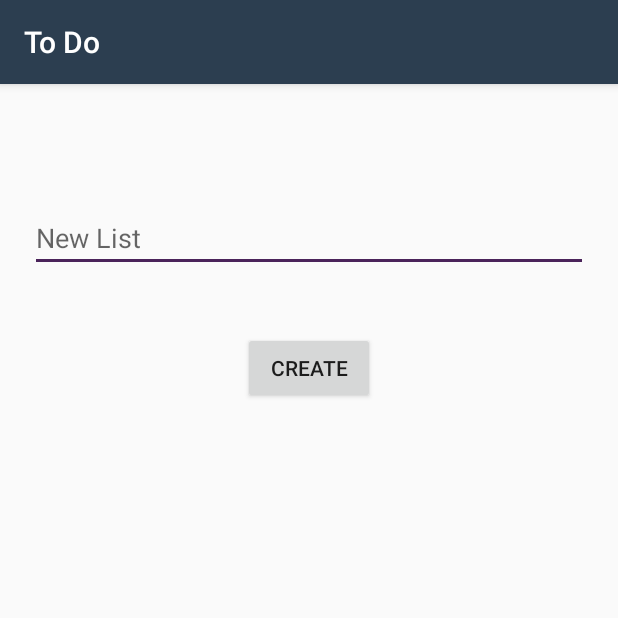
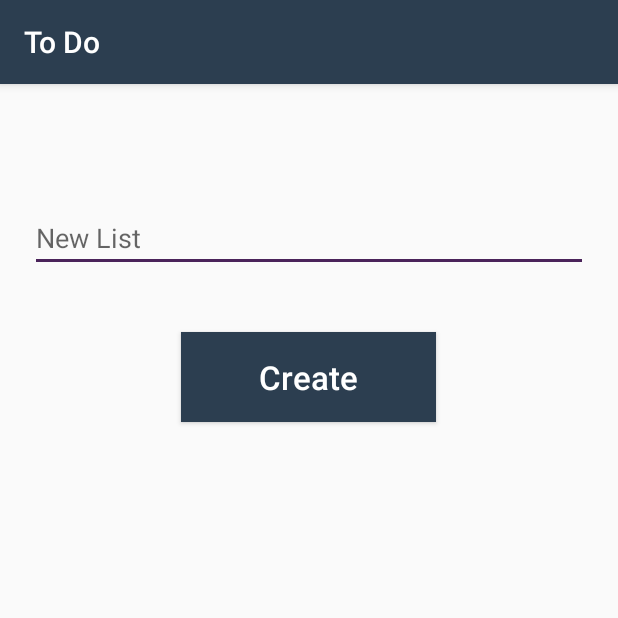
Before and after one commit to Emlay9/ToDoListApp, an Android app: the screen it shows after launch (AddListActivity), after a tap on "Add", on a phone screen of 412 x 824 dp, the top half of it. Run offline under Robolectric (Android 15) with nearby library versions, the phone set to English and light mode, and no system bars.

```diff
--- a/app/src/main/res/layout/activity_add_list.xml
+++ b/app/src/main/res/layout/activity_add_list.xml
@@ -16,9 +16,15 @@
 
     <Button
         android:id="@+id/create_list"
-        android:layout_width="wrap_content"
-        android:layout_height="wrap_content"
+        android:layout_width="170dp"
+        android:layout_height="60dp"
+        android:paddingLeft="30dp"
+        android:paddingRight="30dp"
+        android:textAllCaps="false"
         android:text="@string/create_new_list"
+        android:background="@color/colorPrimary"
+        android:textSize="22sp"
+        android:textColor="@color/whiteBackground"
         android:layout_gravity="center"/>
 
 </LinearLayout>
--- a/app/src/main/res/layout/custom_row_items.xml
+++ b/app/src/main/res/layout/custom_row_items.xml
@@ -42,7 +42,6 @@
         android:layout_toStartOf="@+id/complete_button"
         android:gravity="center_vertical"
         android:textColor="@color/colorPrimaryDark"
-
         android:textSize="14sp" />
 
     <ImageButton
--- a/app/src/main/res/menu/main_menu.xml
+++ b/app/src/main/res/menu/main_menu.xml
@@ -8,4 +8,7 @@
     <item
         android:id="@+id/menu_item_prefs"
         android:title="@string/prefs_menu_item" />
+    <item
+        android:id="@+id/menu_item_archive"
+        android:title="@string/archive_menu_item" />
 </menu>
--- a/app/src/main/res/values/colors.xml
+++ b/app/src/main/res/values/colors.xml
@@ -4,4 +4,5 @@
     <color name="colorPrimaryDark">#1c2833</color>
     <color name="colorAccent">#4A235A</color>
     <color name="whiteBackground">#fff</color>
+    <color name="purple">#4A235A</color>
 </resources>
--- a/app/src/main/res/values/strings.xml
+++ b/app/src/main/res/values/strings.xml
@@ -1,7 +1,9 @@
 <resources>
     <string name="app_name">To Do</string>
+    <string name="lists">Lists</string>
     <string name="plus_action">Add</string>
     <string name="prefs_menu_item">Preferences</string>
+    <string name="archive_menu_item">View Archive</string>
     <string name="list_options">Options</string>
     <string name="add_list_item">Add</string>
     <string name="list_name">New List</string>
```
Also changed, not shown: app/src/main/java/com/example/ethomas13/todolistapp/ListItemsActivity.java (+68 -18 lines), app/src/main/res/layout/activity_add_list_item.xml (+8 -2 lines), app/src/main/res/layout/activity_main.xml (+11 -0 lines), app/src/main/res/layout/custom_row_lists.xml (+6 -3 lines).
